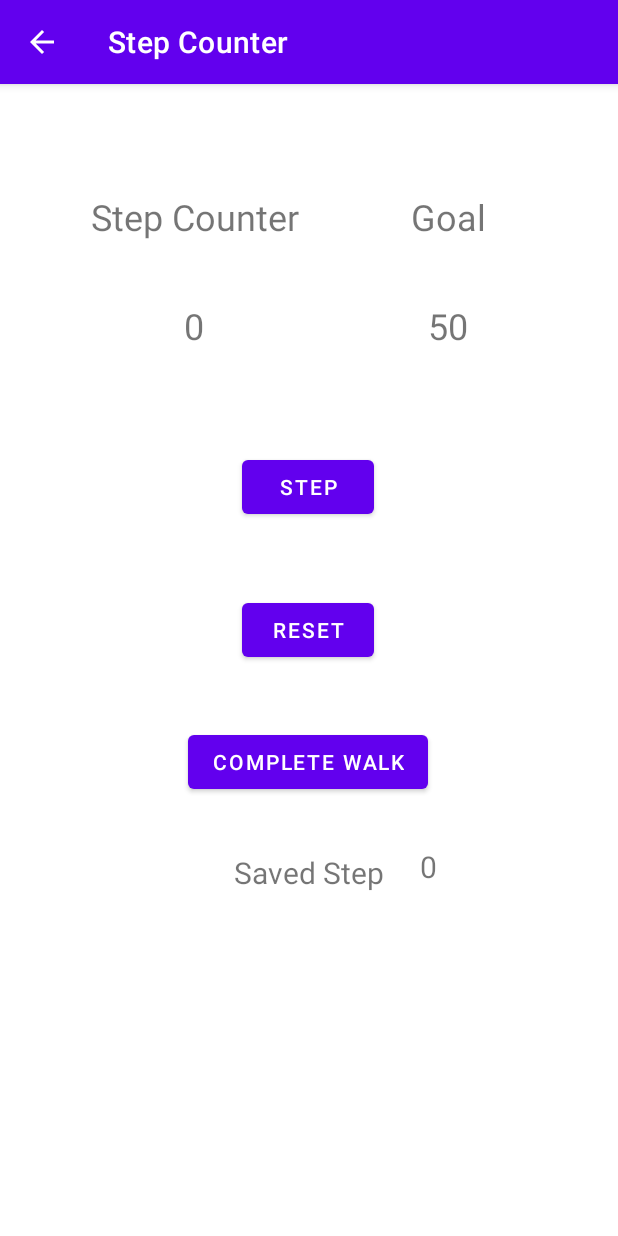
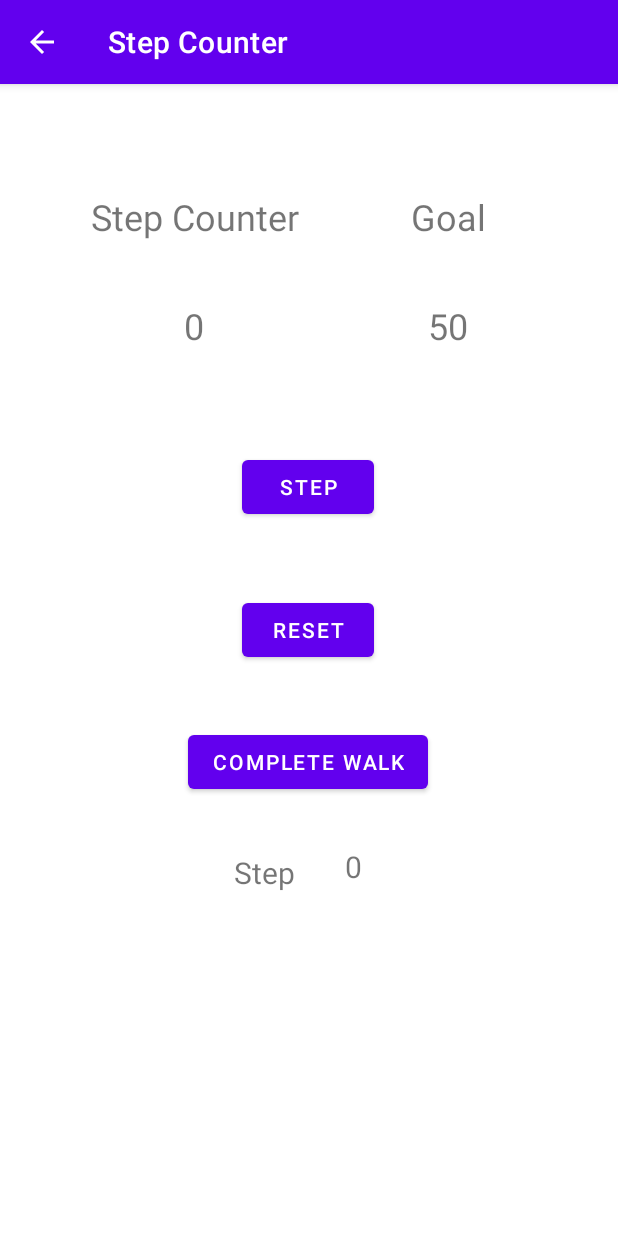
Before and after one commit to blondeni1981/highsteppers, an Android app: the StepCounterActivity screen opened directly, with no data from a screen before it, on a phone screen of 412 x 824 dp. Run offline under Robolectric (Android 15) with nearby library versions, the light colour scheme and no system bars.

Commit message:
Test Commit 6102021

```diff
--- a/app/src/main/res/layout/activity_step_counter.xml
+++ b/app/src/main/res/layout/activity_step_counter.xml
@@ -60,7 +60,7 @@
         android:layout_height="wrap_content"
         android:layout_marginStart="156dp"
         android:layout_marginTop="36dp"
-        android:text="Saved Step"
+        android:text="Step"
         android:textSize="20sp"
         app:layout_constraintStart_toStartOf="parent"
         app:layout_constraintTop_toBottomOf="@+id/saveButton" />
```
